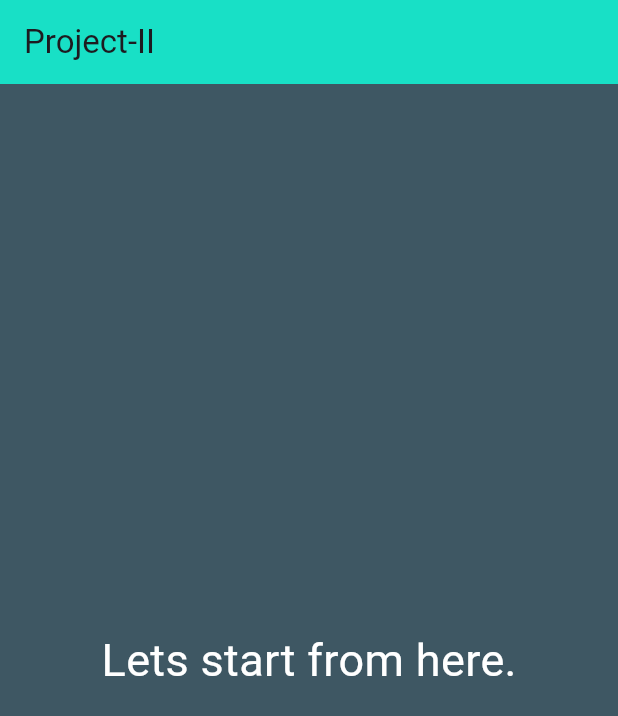
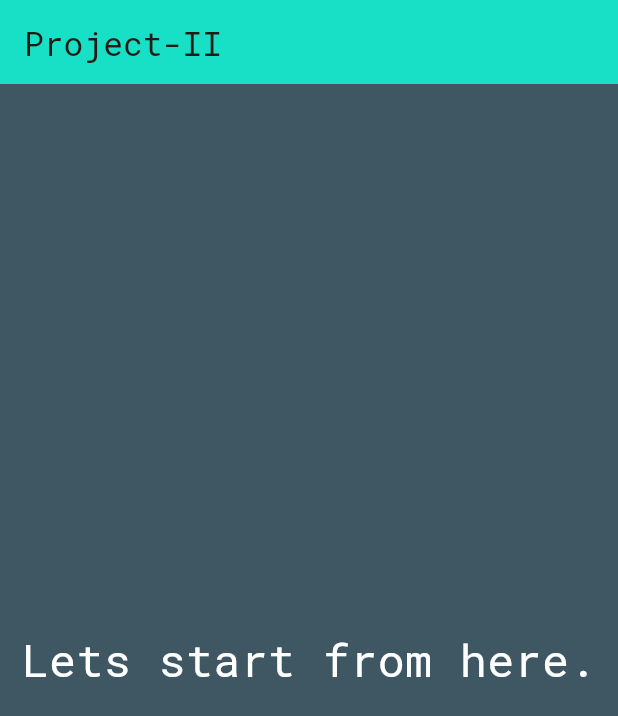
Before and after one commit to ayruvedaAvi/Project-II, a Flutter app: the screen it shows after launch, on a phone screen of 412 x 824 dp. Shown: the top 716 px of the screen. Run offline on Flutter 3.47's test engine with Material 3 defaults, Android fonts, the phone set to English and light mode, and no system bars; our stand-ins replace google_fonts.

Commit message:
added theme color and font

```diff
--- a/flutter_project/lib/my_app.dart
+++ b/flutter_project/lib/my_app.dart
@@ -1,12 +1,23 @@
 import 'package:flutter/material.dart';
 import 'package:flutter_project/screens/splash_screen.dart';
 
-class MyApp extends StatelessWidget{
+import 'package:google_fonts/google_fonts.dart';
+
+final theme = ThemeData(
+  colorScheme: ColorScheme.fromSeed(
+    seedColor: const Color.fromARGB(255, 204, 140, 37),
+    brightness: Brightness.light,
+  ),
+  textTheme: GoogleFonts.robotoMonoTextTheme(),
+);
+
+class MyApp extends StatelessWidget {
   const MyApp({super.key});
   @override
   Widget build(BuildContext context) {
-    return const MaterialApp(
-      home: Scaffold(
+    return MaterialApp(
+      theme: theme,
+      home: const Scaffold(
         body: SplashScreen(),
       ),
     );
```
